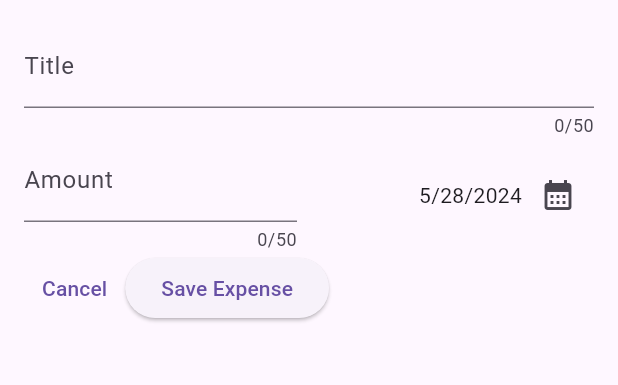
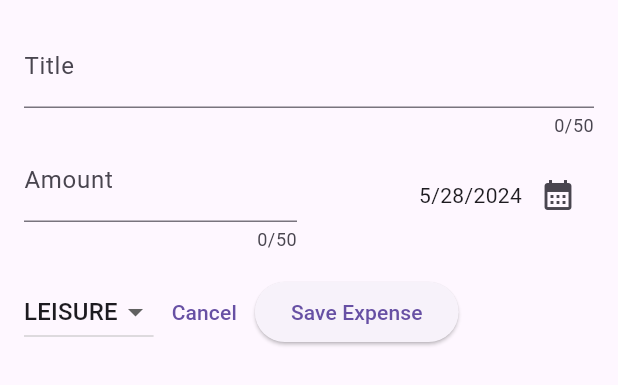
Before and after one commit to MubeenMohammed/expense_tracker_app, a Flutter app: the NewExpense widget shown alone on an empty page, opened directly, on a phone screen of 412 x 824 dp. Shown: the top 385 px of the screen. Run offline on Flutter 3.47's test engine with Material 3 defaults, Android fonts, the phone set to English and light mode, and no system bars.

Commit message:
Added the category drop down menu

```diff
--- a/lib/widgets/new_expense.dart
+++ b/lib/widgets/new_expense.dart
@@ -14,6 +14,7 @@ class _NewExpenseState extends State<NewExpense> {
   final _titleController = TextEditingController();
   final _amountController = TextEditingController();
   DateTime? _selectedDate;
+  Category _selectedCategory = Category.leisure;
 
   @override
   void dispose() {
@@ -78,8 +79,33 @@ class _NewExpenseState extends State<NewExpense> {
               ))
             ],
           ),
+          const SizedBox(
+            height: 16,
+          ),
           Row(
             children: [
+              DropdownButton(
+                  value: _selectedCategory,
+                  items: Category.values
+                      .map(
+                        (category) => DropdownMenuItem(
+                          value: category,
+                          child: Text(
+                            category.name.toString().toUpperCase(),
+                          ),
+                        ),
+                      )
+                      .toList(),
+                  onChanged: (value) {
+                    if (value == null) {
+                      return;
+                    }
+                    setState(
+                      () {
+                        _selectedCategory = value;
+                      },
+                    );
+                  }),
               TextButton(
                 onPressed: () {
                   Navigator.pop(context);
```
